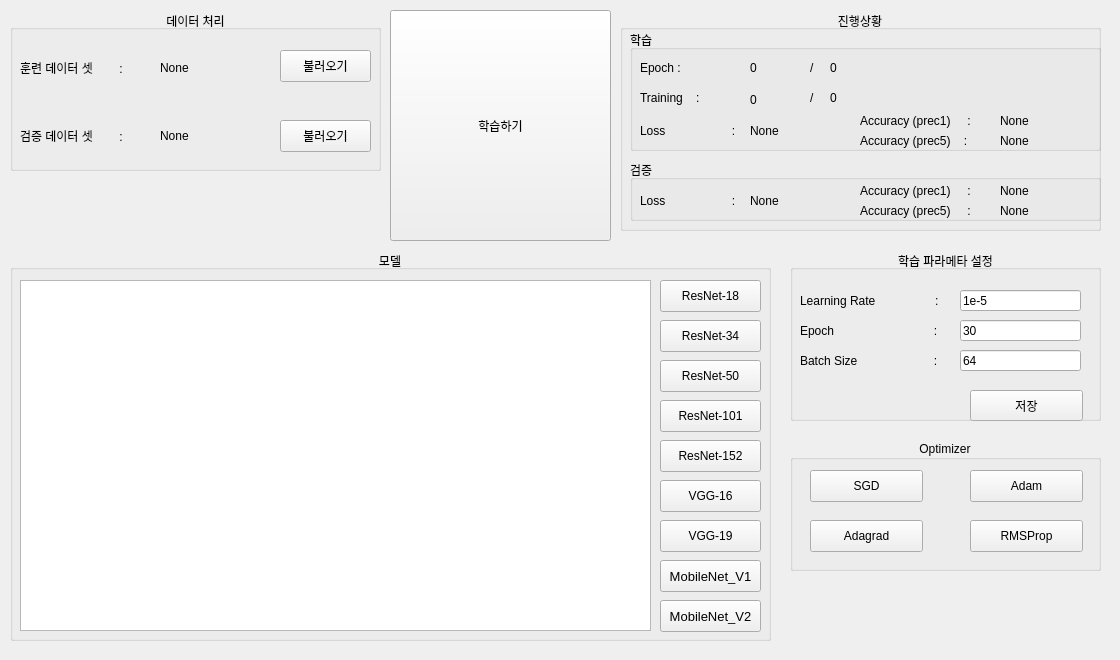
This is mainwindow.ui in slayellow/ImageRecognitionGUI_Pytorch as Qt 5 draws it before an edit. The edited form follows.
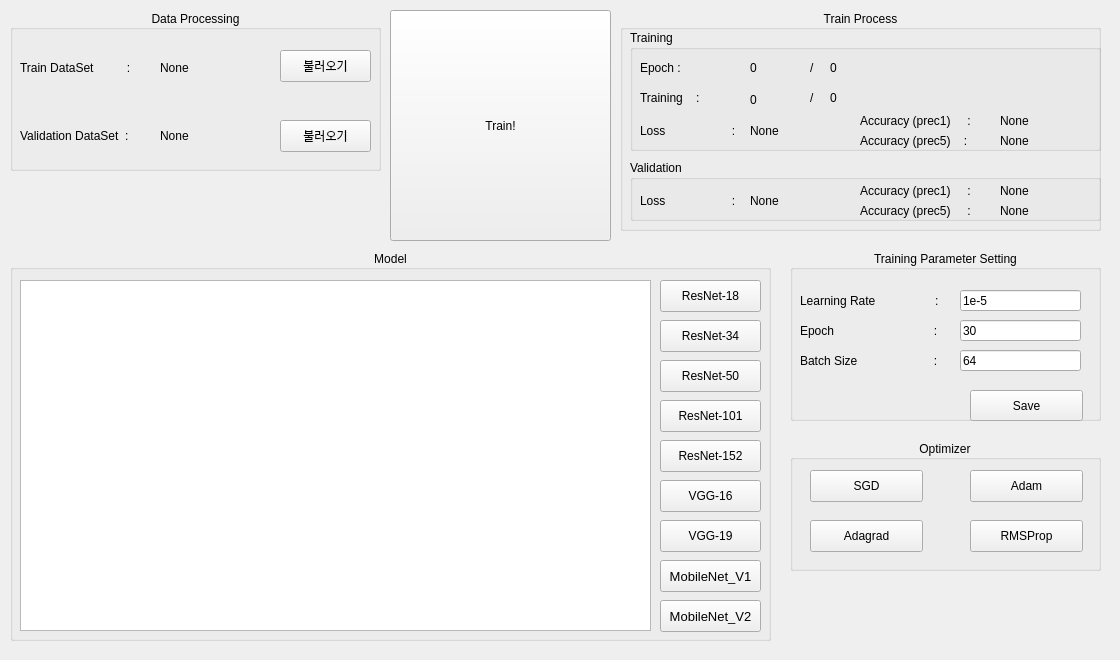
This is the edited form.

```diff
--- a/mainwindow.ui
+++ b/mainwindow.ui
@@ -27,7 +27,7 @@
      <bool>true</bool>
     </property>
     <property name="title">
-     <string>데이터 처리</string>
+     <string>Data Processing</string>
     </property>
     <property name="alignment">
      <set>Qt::AlignCenter</set>
@@ -42,7 +42,7 @@
       </rect>
      </property>
      <property name="text">
-      <string>훈련 데이터 셋        :</string>
+      <string>Train DataSet          :</string>
      </property>
     </widget>
     <widget class="QLabel" name="label_2">
@@ -55,7 +55,7 @@
       </rect>
      </property>
      <property name="text">
-      <string>검증 데이터 셋        :</string>
+      <string>Validation DataSet  :</string>
      </property>
     </widget>
     <widget class="QLabel" name="LB_TRAINING_DATA_SET_SIZE">
@@ -124,7 +124,7 @@
      <bool>true</bool>
     </property>
     <property name="title">
-     <string>모델</string>
+     <string>Model</string>
     </property>
     <property name="alignment">
      <set>Qt::AlignCenter</set>
@@ -280,7 +280,7 @@
      <bool>true</bool>
     </property>
     <property name="title">
-     <string>진행상황</string>
+     <string>Train Process</string>
     </property>
     <property name="alignment">
      <set>Qt::AlignCenter</set>
@@ -295,7 +295,7 @@
       </rect>
      </property>
      <property name="title">
-      <string>학습</string>
+      <string>Training</string>
      </property>
      <widget class="QLabel" name="LB_TRAINING_EPOCH_CURRENT">
       <property name="geometry">
@@ -464,7 +464,7 @@
       </rect>
      </property>
      <property name="title">
-      <string>검증</string>
+      <string>Validation</string>
      </property>
      <widget class="QLabel" name="label_12">
       <property name="geometry">
@@ -656,7 +656,7 @@
      <bool>true</bool>
     </property>
     <property name="title">
-     <string>학습 파라메타 설정</string>
+     <string>Training Parameter Setting</string>
     </property>
     <property name="alignment">
      <set>Qt::AlignCenter</set>
@@ -710,7 +710,7 @@
       </rect>
      </property>
      <property name="text">
-      <string>저장</string>
+      <string>Save</string>
      </property>
     </widget>
     <widget class="QLineEdit" name="LE_PARAMETER_LEARNING_RATE">
@@ -763,7 +763,7 @@
      </rect>
     </property>
     <property name="text">
-     <string>학습하기</string>
+     <string>Train!</string>
     </property>
    </widget>
   </widget>
```
